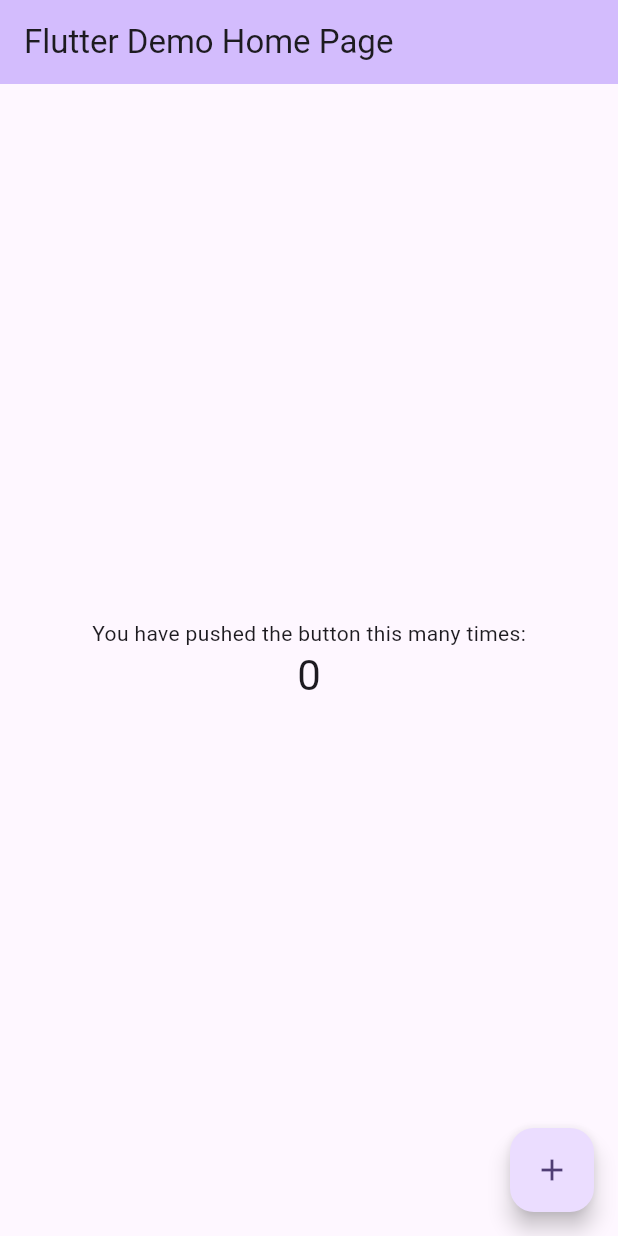
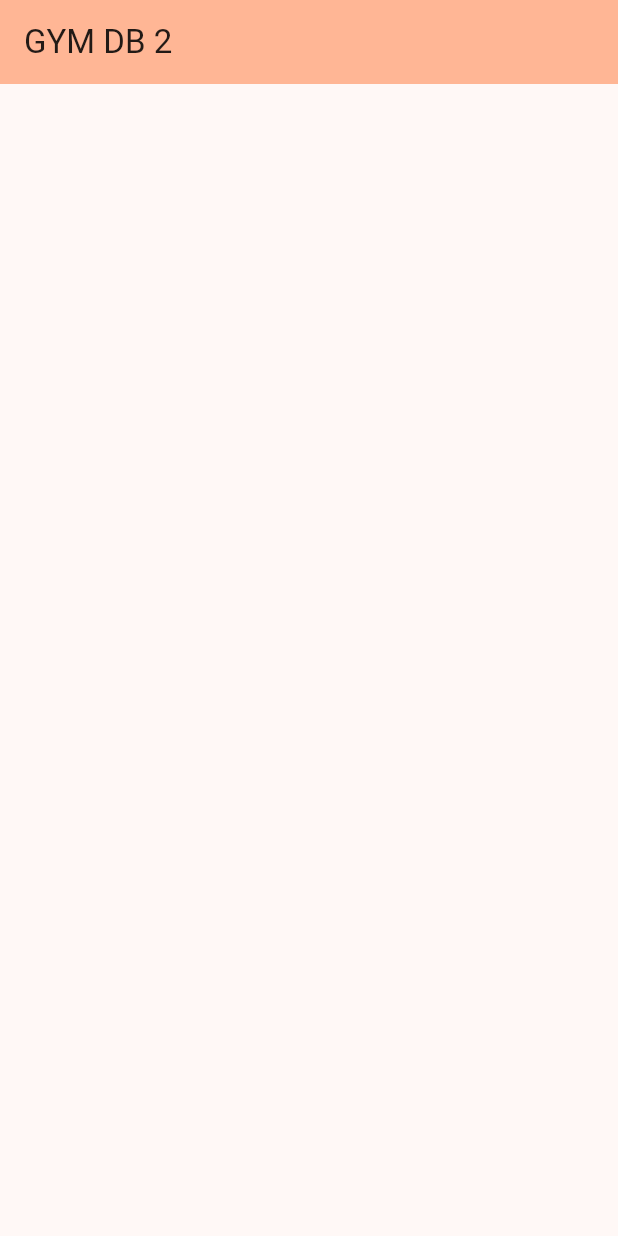
Before and after one commit to CarlosDB17/gym_db, a Flutter app: the screen it shows after launch, on a phone screen of 412 x 824 dp. Run offline on Flutter 3.47's test engine with Material 3 defaults, Android fonts, the phone set to English and light mode, and no system bars.

Commit message:
Agregar colores personalizados y actualizar título de la aplicación

```diff
--- a/lib/main.dart
+++ b/lib/main.dart
@@ -1,4 +1,5 @@
 import 'package:flutter/material.dart';
+import 'theme/app_colors.dart';
 
 void main() {
   runApp(const MyApp());
@@ -7,30 +8,17 @@ void main() {
 class MyApp extends StatelessWidget {
   const MyApp({super.key});
 
+
   // This widget is the root of your application.
   @override
   Widget build(BuildContext context) {
     return MaterialApp(
-      title: 'Flutter Demo',
+      title: 'GYM DB',
       theme: ThemeData(
-        // This is the theme of your application.
-        //
-        // TRY THIS: Try running your application with "flutter run". You'll see
-        // the application has a purple toolbar. Then, without quitting the app,
-        // try changing the seedColor in the colorScheme below to Colors.green
-        // and then invoke "hot reload" (save your changes or press the "hot
-        // reload" button in a Flutter-supported IDE, or press "r" if you used
-        // the command line to start the app).
-        //
-        // Notice that the counter didn't reset back to zero; the application
-        // state is not lost during the reload. To reset the state, use hot
-        // restart instead.
-        //
-        // This works for code too, not just values: Most code changes can be
-        // tested with just a hot reload.
-        colorScheme: ColorScheme.fromSeed(seedColor: Colors.deepPurple),
+
+        colorScheme: ColorScheme.fromSeed(seedColor: AppColors.naranjaBrillante),
       ),
-      home: const MyHomePage(title: 'Flutter Demo Home Page'),
+      home: const MyHomePage(title: 'GYM DB 2'),
     );
   }
 }
@@ -38,14 +26,6 @@ class MyApp extends StatelessWidget {
 class MyHomePage extends StatefulWidget {
   const MyHomePage({super.key, required this.title});
 
-  // This widget is the home page of your application. It is stateful, meaning
-  // that it has a State object (defined below) that contains fields that affect
-  // how it looks.
-
-  // This class is the configuration for the state. It holds the values (in this
-  // case the title) provided by the parent (in this case the App widget) and
-  // used by the build method of the State. Fields in a Widget subclass are
-  // always marked "final".
 
   final String title;
 
@@ -54,69 +34,22 @@ class MyHomePage extends StatefulWidget {
 }
 
 class _MyHomePageState extends State<MyHomePage> {
-  int _counter = 0;
-
-  void _incrementCounter() {
-    setState(() {
-      // This call to setState tells the Flutter framework that something has
-      // changed in this State, which causes it to rerun the build method below
-      // so that the display can reflect the updated values. If we changed
-      // _counter without calling setState(), then the build method would not be
-      // called again, and so nothing would appear to happen.
-      _counter++;
-    });
-  }
-
   @override
   Widget build(BuildContext context) {
-    // This method is rerun every time setState is called, for instance as done
-    // by the _incrementCounter method above.
-    //
-    // The Flutter framework has been optimized to make rerunning build methods
-    // fast, so that you can just rebuild anything that needs updating rather
-    // than having to individually change instances of widgets.
+
     return Scaffold(
       appBar: AppBar(
-        // TRY THIS: Try changing the color here to a specific color (to
-        // Colors.amber, perhaps?) and trigger a hot reload to see the AppBar
-        // change color while the other colors stay the same.
         backgroundColor: Theme.of(context).colorScheme.inversePrimary,
-        // Here we take the value from the MyHomePage object that was created by
-        // the App.build method, and use it to set our appbar title.
         title: Text(widget.title),
       ),
       body: Center(
-        // Center is a layout widget. It takes a single child and positions it
-        // in the middle of the parent.
         child: Column(
-          // Column is also a layout widget. It takes a list of children and
-          // arranges them vertically. By default, it sizes itself to fit its
-          // children horizontally, and tries to be as tall as its parent.
-          //
-          // Column has various properties to control how it sizes itself and
-          // how it positions its children. Here we use mainAxisAlignment to
-          // center the children vertically; the main axis here is the vertical
-          // axis because Columns are vertical (the cross axis would be
-          // horizontal).
-          //
-          // TRY THIS: Invoke "debug painting" (choose the "Toggle Debug Paint"
-          // action in the IDE, or press "p" in the console), to see the
-          // wireframe for each widget.
           mainAxisAlignment: MainAxisAlignment.center,
           children: <Widget>[
-            const Text('You have pushed the button this many times:'),
-            Text(
-              '$_counter',
-              style: Theme.of(context).textTheme.headlineMedium,
-            ),
+            // Aquí puedes agregar otros widgets si lo necesitas
           ],
         ),
       ),
-      floatingActionButton: FloatingActionButton(
-        onPressed: _incrementCounter,
-        tooltip: 'Increment',
-        child: const Icon(Icons.add),
-      ), // This trailing comma makes auto-formatting nicer for build methods.
     );
   }
 }
--- /dev/null
+++ b/lib/theme/app_colors.dart
@@ -0,0 +1,9 @@
+import 'package:flutter/material.dart';
+
+class AppColors {
+  static const Color naranjaBrillante = Color(0xFFF26C21);
+  static const Color verdeVibrante = Color(0xFF7CC145);
+  static const Color naranjaOscuro = Color(0xFFD45500);
+  static const Color verdeOscuro = Color(0xFF4C9B2B);
+  static const Color blanco = Color(0xFFFFFFFF);
+}
```
Also changed, not shown: pubspec.yaml (+8 -66 lines).
